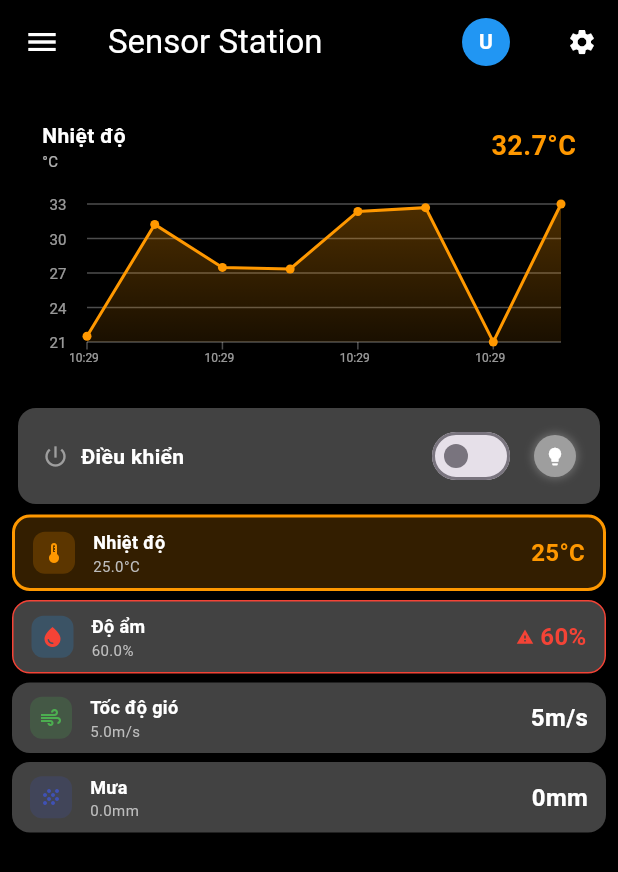
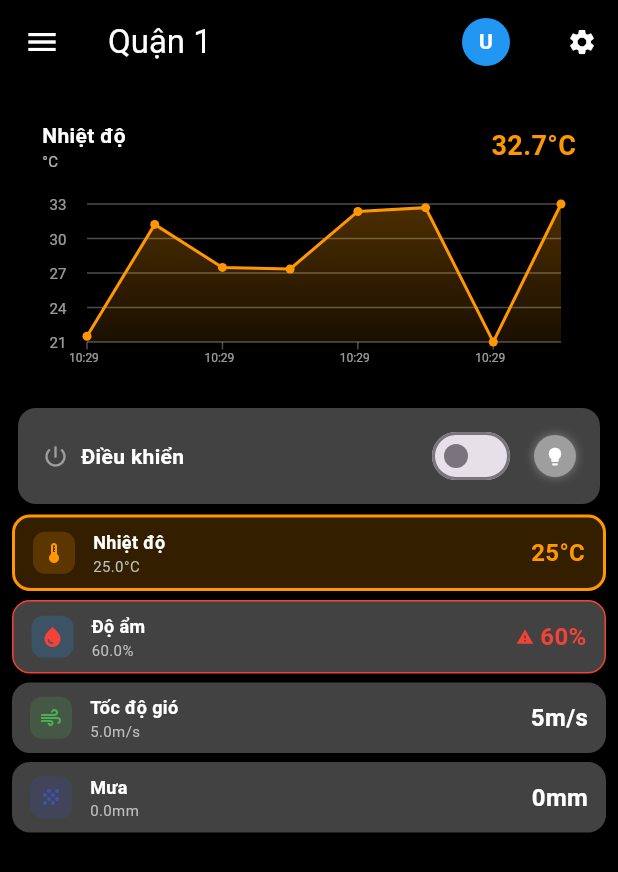
Before and after one commit to buiTannn/Sensor-Station-App-, a Flutter app: the SensorMonitoringPage screen opened directly, on a phone screen of 412 x 824 dp. Shown: the top 872 px of the screen. Run offline on Flutter 3.47's test engine with Material 3 defaults, Android fonts, the phone set to English and light mode, and no system bars; our stand-ins replace shared_preferences; accounts and stored records are empty.

Commit message:
fix(Main) : change Appbar name to district

```diff
--- a/lib/main.dart
+++ b/lib/main.dart
@@ -555,11 +555,11 @@ class _SensorMonitoringPageState extends State<SensorMonitoringPage> {
   @override
   Widget build(BuildContext context) {
     final currentData = areaData[selectedArea]!;
-
+    String dist = districts[selectedArea] ?? 'Unknown Area';
     return Scaffold(
       backgroundColor: Colors.black,
       appBar: AppBar(
-        title: const Text('Sensor Station'),
+        title: Text(districts[selectedArea] ?? 'Sensor Station'),
         backgroundColor: Colors.black,
         foregroundColor: Colors.white,
         elevation: 0,
```
